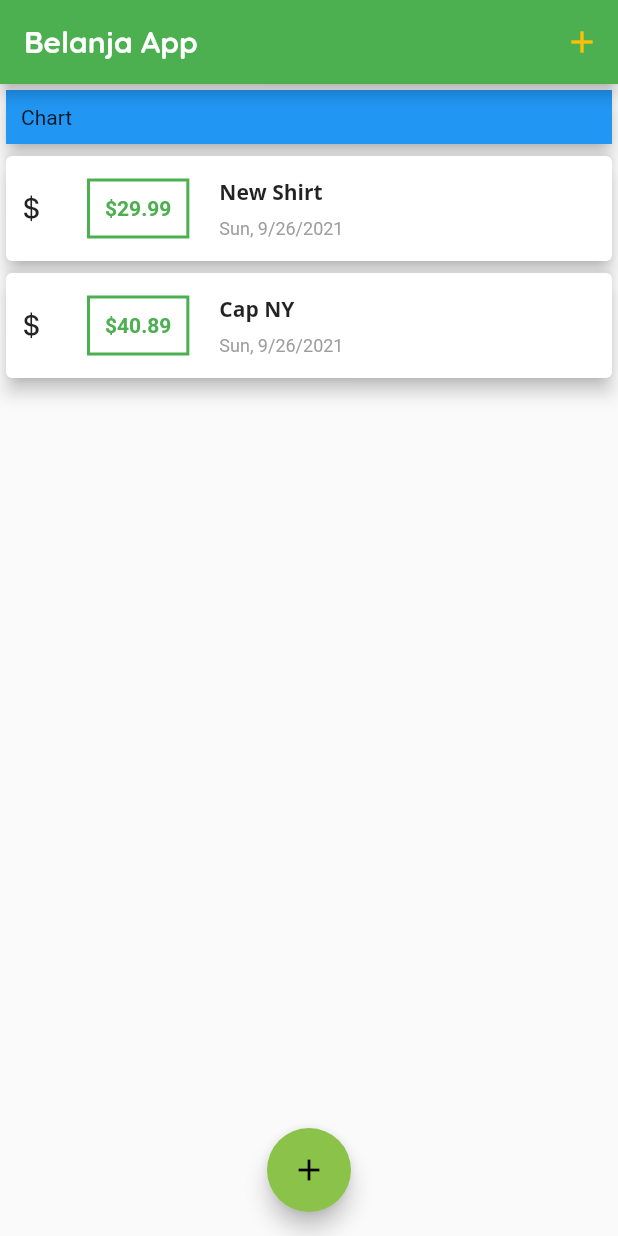
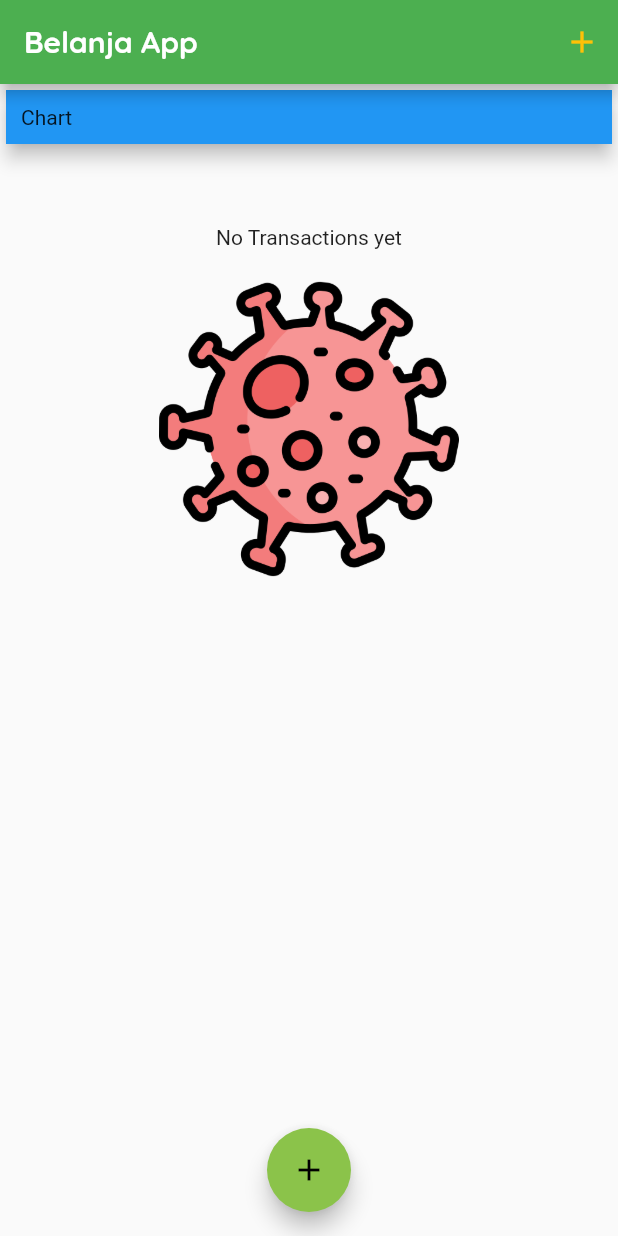
Before and after one commit to fadzlitown/belanja_app, a Flutter app: the screen it shows after launch, on a phone screen of 412 x 824 dp. Run offline on Flutter 3.47's test engine with Material 2 defaults, Android fonts, the phone set to English and light mode, and no system bars.

Commit message:
Part 6 - Added an image in the assets & used it - List checking with trinary if else in the widget

```diff
--- a/lib/main.dart
+++ b/lib/main.dart
@@ -53,10 +53,10 @@ class MyHomePage extends StatefulWidget {
 
 class _MyHomePageState extends State<MyHomePage> {
   final List<Transaction> _userTransactions = [
-    Transaction(
-        id: '1', title: 'New Shirt', amount: 29.99, dateTime: DateTime.now()),
-    Transaction(
-        id: '2', title: 'Cap NY', amount: 40.89, dateTime: DateTime.now())
+    // Transaction(
+    //     id: '1', title: 'New Shirt', amount: 29.99, dateTime: DateTime.now()),
+    // Transaction(
+    //     id: '2', title: 'Cap NY', amount: 40.89, dateTime: DateTime.now())
   ];
 
   void _addTransaction(Transaction transaction) {
--- a/lib/widgets/transaction_list.dart
+++ b/lib/widgets/transaction_list.dart
@@ -19,7 +19,26 @@ class TransactionList extends StatelessWidget {
       /// ListView.builder() -> only render the visible items, load when the item can be seen .
       /// -- > lazily rendering widgets
 
-      child: ListView.builder(
+      child: list.isEmpty
+          ? Column(
+              children: [
+                SizedBox(
+                  height: 50,
+                ),
+                Text('No Transactions yet'),
+                SizedBox(
+                  height: 20,
+                ),
+                Container(
+                  height: 200,
+                  child: Image.asset('assets/images/coronavirus.png',
+
+                      /// BoxFit.cover respect the boundary of the container
+                      fit: BoxFit.cover),
+                )
+              ],
+            )
+          : ListView.builder(
               /// itemBuilder is a must --> pass Widget view, used list with current position like RecyclerView
               /// itemCount -> list count
               itemBuilder: (ctx, pos) {
@@ -31,14 +50,17 @@ class TransactionList extends StatelessWidget {
                           margin: EdgeInsets.all(5),
                         ),
                         Container(
-                    child: Text('\$' + '${list[pos].amount.toStringAsFixed(2)}',
+                          child: Text(
+                              '\$' + '${list[pos].amount.toStringAsFixed(2)}',
                               style: TextStyle(
                                   fontWeight: FontWeight.bold,
                                   color: Theme.of(context).primaryColor)),
-                    margin: EdgeInsets.symmetric(horizontal: 20, vertical: 15),
+                          margin: EdgeInsets.symmetric(
+                              horizontal: 20, vertical: 15),
                           decoration: BoxDecoration(
                               border: Border.all(
-                            color: Theme.of(context).primaryColor, width: 2.0)),
+                                  color: Theme.of(context).primaryColor,
+                                  width: 2.0)),
                           padding: EdgeInsets.all(10),
                         ),
                         Column(
@@ -54,8 +76,11 @@ class TransactionList extends StatelessWidget {
                             Text(
                               // DateFormat('EEE, MMM d, ' 'yy')
                               //     .format(e.dateTime),
-                        DateFormat().add_yMEd().format(list[pos].dateTime),
-                        style: TextStyle(fontSize: 12, color: Colors.grey),
+                              DateFormat()
+                                  .add_yMEd()
+                                  .format(list[pos].dateTime),
+                              style:
+                                  TextStyle(fontSize: 12, color: Colors.grey),
                             )
                           ],
 
--- a/pubspec.yaml
+++ b/pubspec.yaml
@@ -46,8 +46,8 @@ flutter:
   uses-material-design: true
 
   # To add assets to your application, add an assets section, like this:
-  # assets:
-  #   - images/a_dot_burr.jpeg
+  assets:
+     - assets/images/coronavirus.png
   #   - images/a_dot_ham.jpeg
 
   # An image asset can refer to one or more resolution-specific "variants", see
```
Also changed, not shown: assets/images/coronavirus.png (added). Lines whose indentation alone changed are shown as unchanged.
